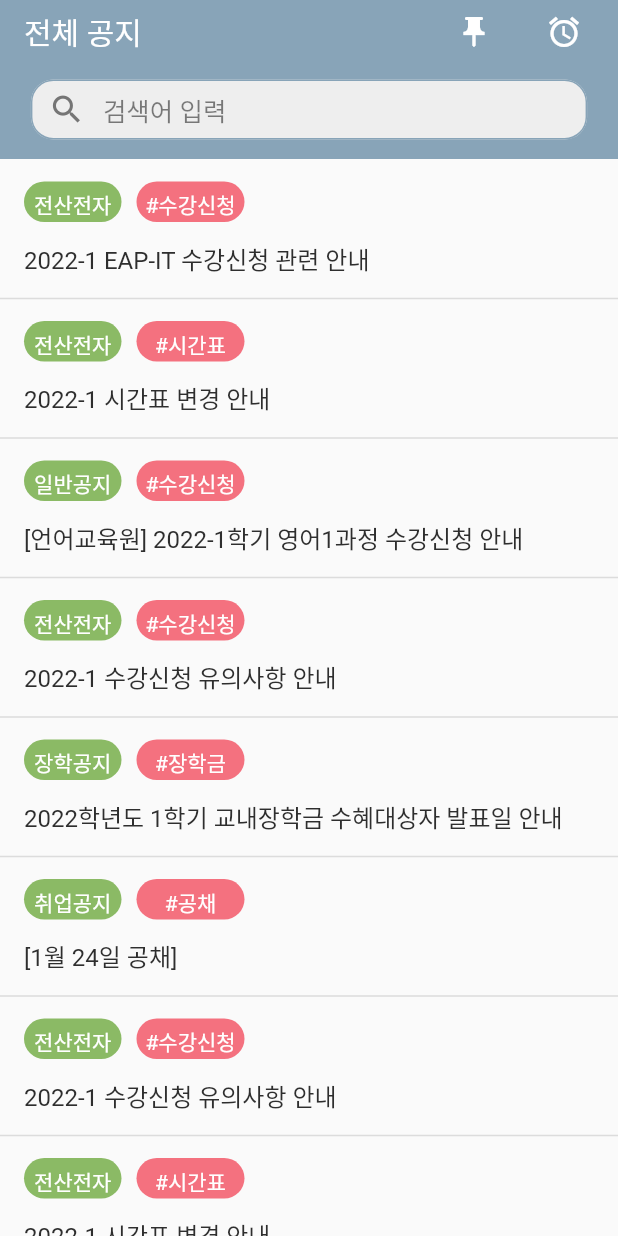
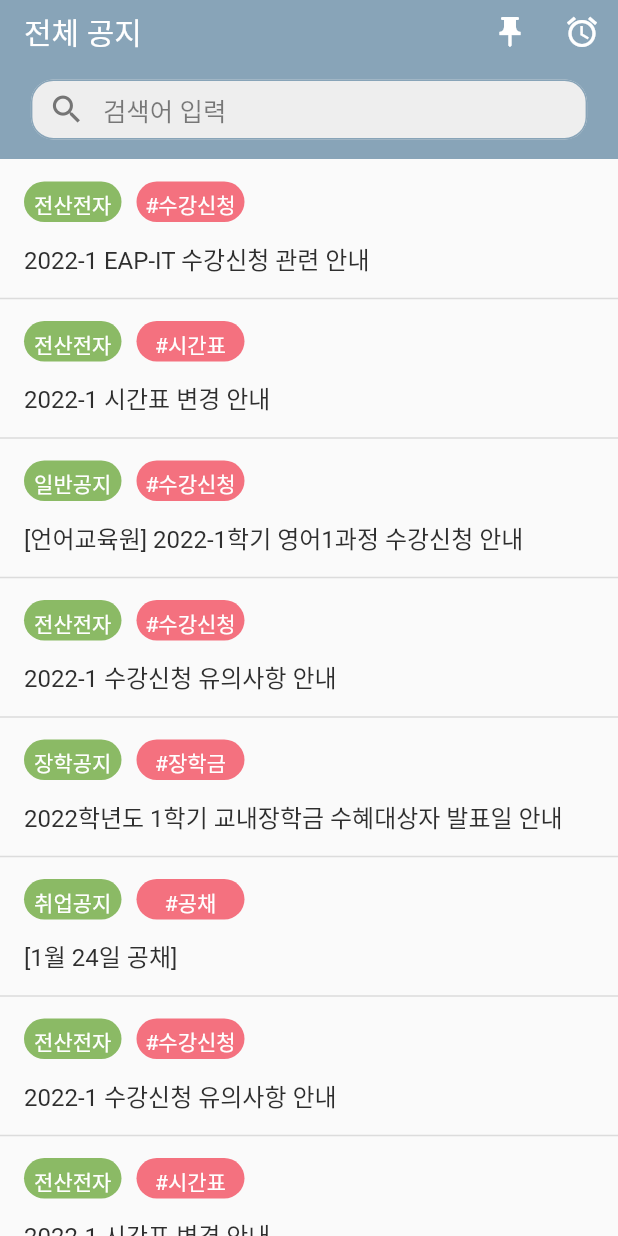
Before and after one commit to zixxin/Semicolon, a Flutter app: the AllNotiScreen screen opened directly, after a tap on the "alarm" icon, on a phone screen of 412 x 824 dp. Run offline on Flutter 3.47's test engine with Material 2 defaults, Android fonts, the phone set to English and light mode, and no system bars; drawn by our look-alikes of flutter_slidable; our stand-ins replace awesome_notifications, firebase_auth, firebase_core, flutter_screenutil, flutter_signin_button, get and 2 more; accounts and stored records are empty; Roboto replaces fonts that are missing (main); statements that could not run were skipped.

Commit message:
push noti 지웠던 package 추가+ 다시 검토

```diff
--- a/ohyeahthat/lib/app.dart
+++ b/ohyeahthat/lib/app.dart
@@ -1,6 +1,9 @@
 import 'package:firebase_core/firebase_core.dart';
 import 'package:flutter/material.dart';
 import 'package:ohyeahthat/screen/home.dart';
+import 'package:ohyeahthat/screen/login.dart';
+import 'package:google_sign_in/google_sign_in.dart';
+import 'package:firebase_auth/firebase_auth.dart';
 
 class App extends StatelessWidget {
   const App({Key? key}) : super(key: key);
--- a/ohyeahthat/lib/pages/keywordpage.dart
+++ b/ohyeahthat/lib/pages/keywordpage.dart
@@ -85,8 +85,8 @@ class _KeyWordState extends State<KeyWord> {
                 const Divider(
                   thickness: 0.5,
                 ),
-                if (inputs.length >
-                    0) //if (inputs.isNotEmpty)으로 바꾸면 좋은데 일단 불확실해서 주석처리함
+                if (inputs.length > 0)
+                  //if (inputs.isNotEmpty)으로 바꾸면 좋은데 일단 불확실해서 주석처리함
                   Expanded(
                     child: Container(
                       decoration: BoxDecoration(
--- a/ohyeahthat/lib/screen/all_noti.dart
+++ b/ohyeahthat/lib/screen/all_noti.dart
@@ -117,20 +117,18 @@ class _AllNotiScreen extends State<AllNotiScreen> {
         title: const Text('전체 공지',
             style: TextStyle(fontSize: 20, fontFamily: 'main')),
         actions: <Widget>[
-          Padding(
-            padding: const EdgeInsets.only(right: 12.0),
-            child: IconButton(
+          Row(
+            children: <Widget>[
+              IconButton(
                   icon: const Icon(Icons.push_pin),
                   onPressed: () {
                     Get.to(const PinnedScreen());
                   }),
-          ),
-          const Padding(
-            padding: EdgeInsets.only(right: 12.0),
-            child: IconButton(
+              const IconButton(
                 icon: Icon(Icons.alarm),
                 onPressed: createPlantFoodNotification,
-            ),
+              )
+            ],
           ),
         ],
       ),
--- a/ohyeahthat/lib/screen/notification.dart
+++ b/ohyeahthat/lib/screen/notification.dart
@@ -6,8 +6,8 @@ Future<void> createPlantFoodNotification() async {
     content: NotificationContent(
       id: createUniqueId(),
       channelKey: 'basic_channel',
-      title: '${Emojis.emotion_red_heart} Buy Plant Food',
-      body: 'Florist has 2 in stock',
+      title: '${Emojis.emotion_red_heart} 새로운 공지가 올라왔습니다!',
+      body: '내용이 들어가야하는 부분',
       notificationLayout: NotificationLayout.BigText,
     ),
   );
```
Also changed, not shown: 4 other files. Lines whose indentation alone changed are shown as unchanged.
